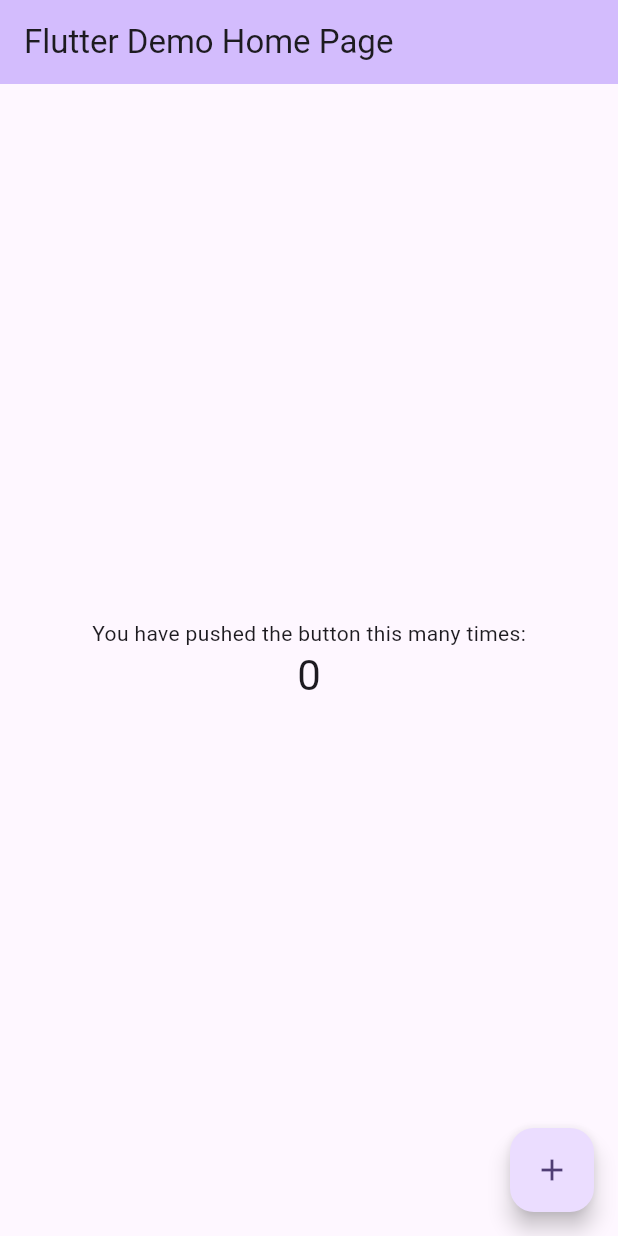
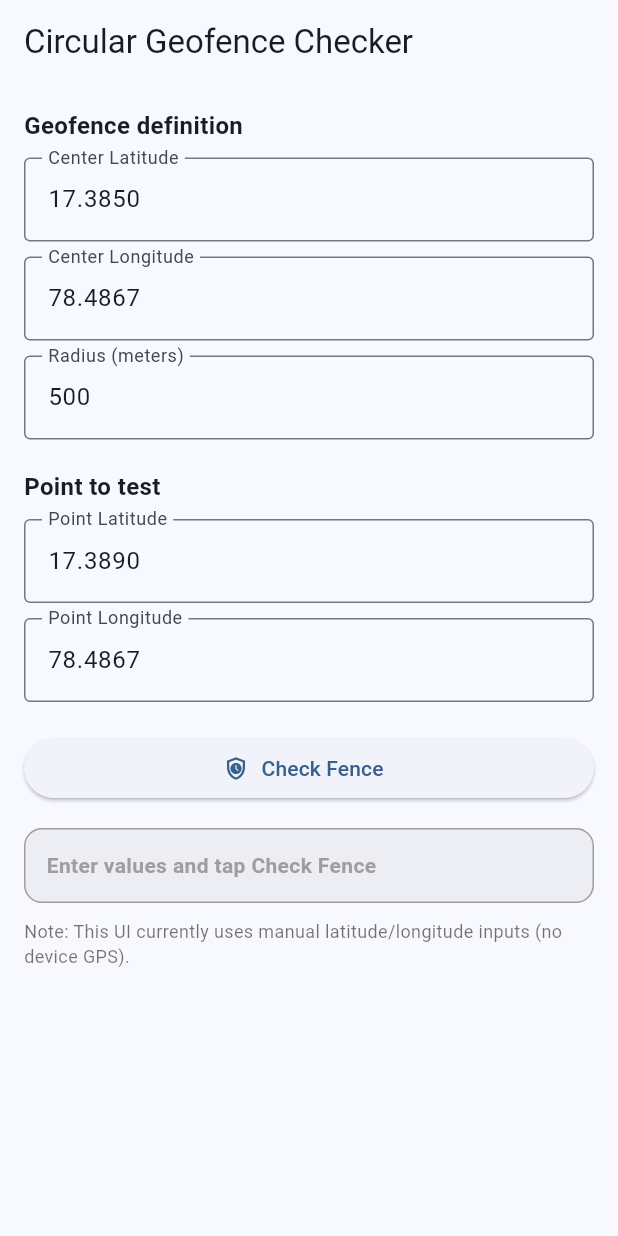
Before and after one commit to Prithviraj-Pol/TIME_FOR_PUBLIC, a Flutter app: the screen it shows after launch, on a phone screen of 412 x 824 dp. Run offline on Flutter 3.47's test engine with Material 3 defaults, Android fonts, the phone set to English and light mode, and no system bars.

Commit message:
merge branch 'main' of

```diff
--- a/mobile_app/lib/main.dart
+++ b/mobile_app/lib/main.dart
@@ -1,121 +1,175 @@
+import 'dart:math';
 import 'package:flutter/material.dart';
 
 void main() {
-  runApp(const MyApp());
+  runApp(const GeofenceApp());
 }
 
-class MyApp extends StatelessWidget {
-  const MyApp({super.key});
+class GeofenceApp extends StatelessWidget {
+  const GeofenceApp({super.key});
 
-  // This widget is the root of your application.
   @override
   Widget build(BuildContext context) {
     return MaterialApp(
-      title: 'Flutter Demo',
-      theme: ThemeData(
-        // This is the theme of your application.
-        //
-        // TRY THIS: Try running your application with "flutter run". You'll see
-        // the application has a purple toolbar. Then, without quitting the app,
-        // try changing the seedColor in the colorScheme below to Colors.green
-        // and then invoke "hot reload" (save your changes or press the "hot
-        // reload" button in a Flutter-supported IDE, or press "r" if you used
-        // the command line to start the app).
-        //
-        // Notice that the counter didn't reset back to zero; the application
-        // state is not lost during the reload. To reset the state, use hot
-        // restart instead.
-        //
-        // This works for code too, not just values: Most code changes can be
-        // tested with just a hot reload.
-        colorScheme: .fromSeed(seedColor: Colors.deepPurple),
-      ),
-      home: const MyHomePage(title: 'Flutter Demo Home Page'),
+      title: 'Geofence Demo',
+      theme: ThemeData.from(colorScheme: ColorScheme.fromSeed(seedColor: Colors.blue)),
+      home: const GeofencePage(),
     );
   }
 }
 
-class MyHomePage extends StatefulWidget {
-  const MyHomePage({super.key, required this.title});
-
-  // This widget is the home page of your application. It is stateful, meaning
-  // that it has a State object (defined below) that contains fields that affect
-  // how it looks.
-
-  // This class is the configuration for the state. It holds the values (in this
-  // case the title) provided by the parent (in this case the App widget) and
-  // used by the build method of the State. Fields in a Widget subclass are
-  // always marked "final".
-
-  final String title;
+class GeofencePage extends StatefulWidget {
+  const GeofencePage({super.key});
 
   @override
-  State<MyHomePage> createState() => _MyHomePageState();
+  State<GeofencePage> createState() => _GeofencePageState();
 }
 
-class _MyHomePageState extends State<MyHomePage> {
-  int _counter = 0;
+class _GeofencePageState extends State<GeofencePage> {
+  final _centerLatCtrl = TextEditingController(text: '17.3850');
+  final _centerLngCtrl = TextEditingController(text: '78.4867');
+  final _radiusCtrl = TextEditingController(text: '500'); // meters
 
-  void _incrementCounter() {
+  final _pointLatCtrl = TextEditingController(text: '17.3890');
+  final _pointLngCtrl = TextEditingController(text: '78.4867');
+
+  String _resultText = 'Enter values and tap Check Fence';
+  Color _resultColor = Colors.grey;
+
+  double _parseOrThrow(String s) {
+    final v = double.tryParse(s.trim());
+    if (v == null) {
+      throw FormatException('Invalid number: "$s"');
+    }
+    return v;
+  }
+
+  // Haversine distance
+  double getDistanceMeters(
+    double lat1,
+    double lon1,
+    double lat2,
+    double lon2,
+  ) {
+    const r = 6371.0; // km
+    final phi1 = lat1 * pi / 180.0;
+    final phi2 = lat2 * pi / 180.0;
+    final dphi = (lat2 - lat1) * pi / 180.0;
+    final dlambda = (lon2 - lon1) * pi / 180.0;
+
+    final a = pow(sin(dphi / 2), 2).toDouble() +
+        cos(phi1) * cos(phi2) * pow(sin(dlambda / 2), 2).toDouble();
+    final c = 2 * atan2(sqrt(a), sqrt(1 - a));
+    final distanceKm = r * c;
+    return distanceKm * 1000.0;
+  }
+
+  void _checkFence() {
     setState(() {
-      // This call to setState tells the Flutter framework that something has
-      // changed in this State, which causes it to rerun the build method below
-      // so that the display can reflect the updated values. If we changed
-      // _counter without calling setState(), then the build method would not be
-      // called again, and so nothing would appear to happen.
-      _counter++;
+      try {
+        final centerLat = _parseOrThrow(_centerLatCtrl.text);
+        final centerLng = _parseOrThrow(_centerLngCtrl.text);
+        final radiusM = _parseOrThrow(_radiusCtrl.text);
+
+        final pointLat = _parseOrThrow(_pointLatCtrl.text);
+        final pointLng = _parseOrThrow(_pointLngCtrl.text);
+
+        if (radiusM < 0) {
+          throw ArgumentError.value(radiusM, 'radiusM', 'radius must be >= 0');
+        }
+
+        final distM = getDistanceMeters(centerLat, centerLng, pointLat, pointLng);
+        final inside = distM <= radiusM;
+
+        _resultColor = inside ? Colors.green : Colors.red;
+        _resultText = inside
+            ? 'INSIDE ✅\nDistance: ${distM.toStringAsFixed(1)} m (radius ${radiusM.toStringAsFixed(1)} m)'
+            : 'OUTSIDE ❌\nDistance: ${distM.toStringAsFixed(1)} m (radius ${radiusM.toStringAsFixed(1)} m)';
+      } catch (e) {
+        _resultColor = Colors.orange;
+        _resultText = 'Error: $e';
+      }
     });
+  }
+
+  Widget _field({
+    required String label,
+    required TextEditingController controller,
+    required String hint,
+  }) {
+    return TextField(
+      controller: controller,
+      keyboardType: TextInputType.number,
+      decoration: InputDecoration(
+        labelText: label,
+        hintText: hint,
+        border: const OutlineInputBorder(),
+      ),
+    );
   }
 
   @override
   Widget build(BuildContext context) {
-    // This method is rerun every time setState is called, for instance as done
-    // by the _incrementCounter method above.
-    //
-    // The Flutter framework has been optimized to make rerunning build methods
-    // fast, so that you can just rebuild anything that needs updating rather
-    // than having to individually change instances of widgets.
     return Scaffold(
       appBar: AppBar(
-        // TRY THIS: Try changing the color here to a specific color (to
-        // Colors.amber, perhaps?) and trigger a hot reload to see the AppBar
-        // change color while the other colors stay the same.
-        backgroundColor: Theme.of(context).colorScheme.inversePrimary,
-        // Here we take the value from the MyHomePage object that was created by
-        // the App.build method, and use it to set our appbar title.
-        title: Text(widget.title),
+        title: const Text('Circular Geofence Checker'),
       ),
-      body: Center(
-        // Center is a layout widget. It takes a single child and positions it
-        // in the middle of the parent.
-        child: Column(
-          // Column is also a layout widget. It takes a list of children and
-          // arranges them vertically. By default, it sizes itself to fit its
-          // children horizontally, and tries to be as tall as its parent.
-          //
-          // Column has various properties to control how it sizes itself and
-          // how it positions its children. Here we use mainAxisAlignment to
-          // center the children vertically; the main axis here is the vertical
-          // axis because Columns are vertical (the cross axis would be
-          // horizontal).
-          //
-          // TRY THIS: Invoke "debug painting" (choose the "Toggle Debug Paint"
-          // action in the IDE, or press "p" in the console), to see the
-          // wireframe for each widget.
-          mainAxisAlignment: .center,
-          children: [
-            const Text('You have pushed the button this many times:'),
-            Text(
-              '$_counter',
-              style: Theme.of(context).textTheme.headlineMedium,
-            ),
-          ],
+      body: SafeArea(
+        child: SingleChildScrollView(
+          padding: const EdgeInsets.all(16),
+          child: Column(
+            crossAxisAlignment: CrossAxisAlignment.stretch,
+            children: [
+              const Text(
+                'Geofence definition',
+                style: TextStyle(fontSize: 16, fontWeight: FontWeight.bold),
+              ),
+              const SizedBox(height: 10),
+              _field(label: 'Center Latitude', controller: _centerLatCtrl, hint: 'e.g. 17.3850'),
+              const SizedBox(height: 10),
+              _field(label: 'Center Longitude', controller: _centerLngCtrl, hint: 'e.g. 78.4867'),
+              const SizedBox(height: 10),
+              _field(label: 'Radius (meters)', controller: _radiusCtrl, hint: 'e.g. 500'),
+              const SizedBox(height: 20),
+              const Text(
+                'Point to test',
+                style: TextStyle(fontSize: 16, fontWeight: FontWeight.bold),
+              ),
+              const SizedBox(height: 10),
+              _field(label: 'Point Latitude', controller: _pointLatCtrl, hint: 'e.g. 17.3890'),
+              const SizedBox(height: 10),
+              _field(label: 'Point Longitude', controller: _pointLngCtrl, hint: 'e.g. 78.4867'),
+              const SizedBox(height: 20),
+              ElevatedButton.icon(
+                onPressed: _checkFence,
+                icon: const Icon(Icons.safety_check_outlined),
+                label: const Text('Check Fence'),
+              ),
+              const SizedBox(height: 16),
+              Container(
+                padding: const EdgeInsets.all(14),
+                decoration: BoxDecoration(
+                  color: _resultColor.withOpacity(0.12),
+                  borderRadius: BorderRadius.circular(12),
+                  border: Border.all(color: _resultColor),
+                ),
+                child: Text(
+                  _resultText,
+                  style: TextStyle(
+                    color: _resultColor,
+                    fontSize: 14,
+                    fontWeight: FontWeight.w600,
+                  ),
+                ),
+              ),
+              const SizedBox(height: 10),
+              const Text(
+                'Note: This UI currently uses manual latitude/longitude inputs (no device GPS).',
+                style: TextStyle(color: Colors.black54, fontSize: 12),
+              ),
+            ],
+          ),
         ),
-      ),
-      floatingActionButton: FloatingActionButton(
-        onPressed: _incrementCounter,
-        tooltip: 'Increment',
-        child: const Icon(Icons.add),
       ),
     );
   }
```
